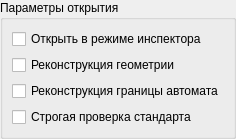
Above: dialogs/open_file_dialog.ui from dralex/CyberiadaHSM-Editor before the change. Below: the same form after it.
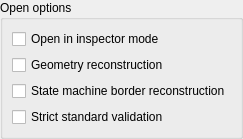
That is the form after the change.

Diff of the .ui file:
```diff
--- a/dialogs/open_file_dialog.ui
+++ b/dialogs/open_file_dialog.ui
@@ -18,7 +18,7 @@
    <item>
     <widget class="QGroupBox" name="optionsBox">
      <property name="title">
-      <string>Параметры открытия</string>
+      <string>Open options</string>
      </property>
      <layout class="QVBoxLayout" name="optionsLayout">
       <item>
@@ -27,7 +27,7 @@
          <string>Документ открывается только для просмотра, так, как он записан в файле</string>
         </property>
         <property name="text">
-         <string>Открыть в режиме инспектора</string>
+         <string>Open in inspector mode</string>
         </property>
        </widget>
       </item>
@@ -37,7 +37,7 @@
          <string>Восстановить отсутствующую геометрию средствами библиотеки</string>
         </property>
         <property name="text">
-         <string>Реконструкция геометрии</string>
+         <string>Geometry reconstruction</string>
         </property>
        </widget>
       </item>
@@ -47,7 +47,7 @@
          <string>Создать отсутствующую границу автомата при реконструкции</string>
         </property>
         <property name="text">
-         <string>Реконструкция границы автомата</string>
+         <string>State machine border reconstruction</string>
         </property>
        </widget>
       </item>
@@ -57,7 +57,7 @@
          <string>Проверить документ по всем требованиям стандарта</string>
         </property>
         <property name="text">
-         <string>Строгая проверка стандарта</string>
+         <string>Strict standard validation</string>
         </property>
        </widget>
       </item>
```
Left out of the diff: 8 changed lines with no effect on the pictures.
